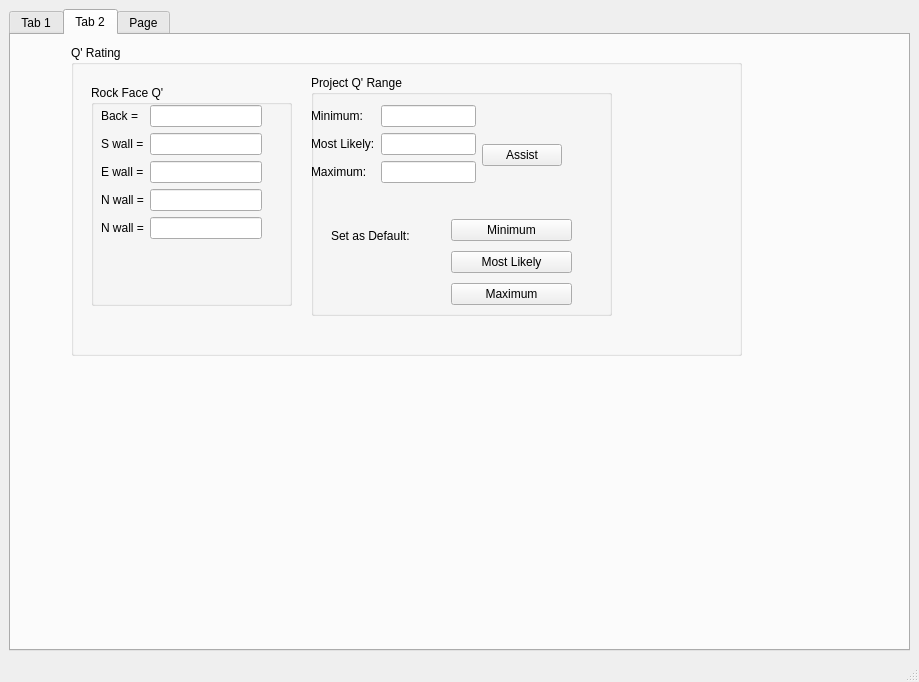
Old version of the form mining.ui in the repository amithreddy/ground-control-tool.
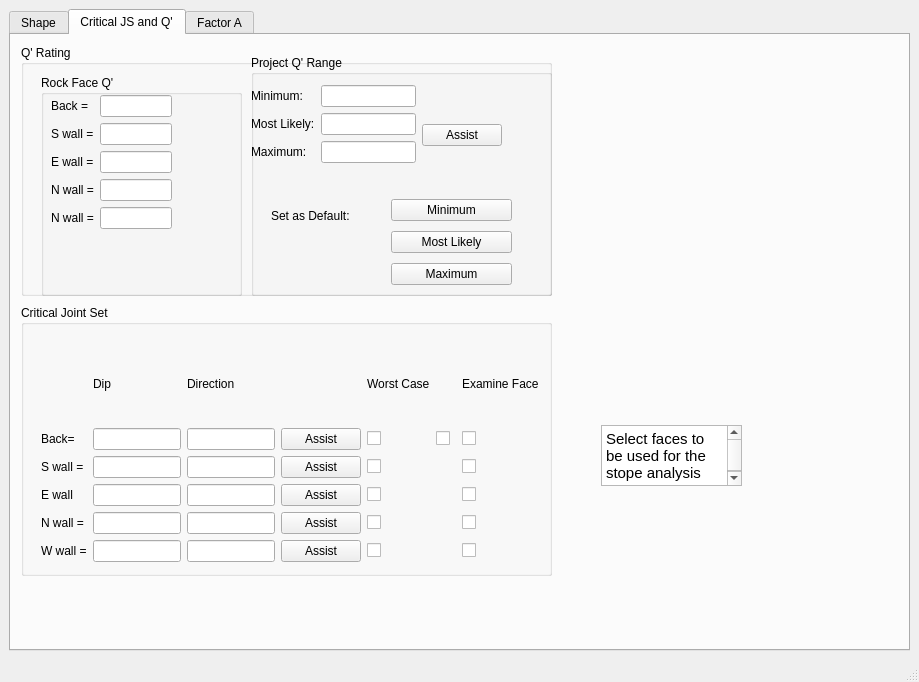
New version of the form. The open tabs and pages were chosen to show the change.

Commit message: Finished Critical JS and Q' tab

What changed in the file:
```diff
--- a/mining.ui
+++ b/mining.ui
@@ -27,7 +27,7 @@
         </property>
         <widget class="QWidget" name="Views">
          <attribute name="title">
-          <string>Tab 1</string>
+          <string>Shape</string>
          </attribute>
          <widget class="QWidget" name="layoutWidget">
           <property name="geometry">
@@ -96,15 +96,15 @@
         </widget>
         <widget class="QWidget" name="tab_2">
          <attribute name="title">
-          <string>Tab 2</string>
+          <string>Critical JS and Q'</string>
          </attribute>
          <widget class="QGroupBox" name="groupBox_3">
           <property name="geometry">
            <rect>
-            <x>60</x>
+            <x>10</x>
             <y>10</y>
-            <width>671</width>
-            <height>311</height>
+            <width>531</width>
+            <height>251</height>
            </rect>
           </property>
           <property name="title">
@@ -114,7 +114,7 @@
            <property name="geometry">
             <rect>
              <x>20</x>
-             <y>40</y>
+             <y>30</y>
              <width>201</width>
              <height>221</height>
             </rect>
@@ -127,7 +127,7 @@
              <rect>
               <x>10</x>
               <y>20</y>
-              <width>161</width>
+              <width>121</width>
               <height>167</height>
              </rect>
             </property>
@@ -188,8 +188,8 @@
           <widget class="QGroupBox" name="groupBox_2">
            <property name="geometry">
             <rect>
-             <x>240</x>
-             <y>30</y>
+             <x>230</x>
+             <y>10</y>
              <width>301</width>
              <height>241</height>
             </rect>
@@ -301,10 +301,323 @@
            </widget>
           </widget>
          </widget>
+         <widget class="QGroupBox" name="groupBox_4">
+          <property name="geometry">
+           <rect>
+            <x>10</x>
+            <y>270</y>
+            <width>531</width>
+            <height>271</height>
+           </rect>
+          </property>
+          <property name="title">
+           <string>Critical Joint Set</string>
+          </property>
+          <widget class="QLineEdit" name="lineEdit_20">
+           <property name="geometry">
+            <rect>
+             <x>250</x>
+             <y>293</y>
+             <width>63</width>
+             <height>27</height>
+            </rect>
+           </property>
+           <property name="text">
+            <string/>
+           </property>
+          </widget>
+          <widget class="QWidget" name="">
+           <property name="geometry">
+            <rect>
+             <x>20</x>
+             <y>40</y>
+             <width>498</width>
+             <height>217</height>
+            </rect>
+           </property>
+           <layout class="QGridLayout" name="gridLayout">
+            <item row="2" column="0">
+             <widget class="QLabel" name="label_15">
+              <property name="text">
+               <string>S wall =</string>
+              </property>
+             </widget>
+            </item>
+            <item row="0" column="1">
+             <widget class="QLabel" name="label_13">
+              <property name="text">
+               <string>Dip</string>
+              </property>
+             </widget>
+            </item>
+            <item row="3" column="1">
+             <widget class="QLineEdit" name="lineEdit_15">
+              <property name="text">
+               <string/>
+              </property>
+             </widget>
+            </item>
+            <item row="1" column="0">
+             <widget class="QLabel" name="label_12">
+              <property name="text">
+               <string>Back=</string>
+              </property>
+             </widget>
+            </item>
+            <item row="2" column="1">
+             <widget class="QLineEdit" name="lineEdit_13">
+              <property name="text">
+               <string/>
+              </property>
+             </widget>
+            </item>
+            <item row="1" column="3">
+             <widget class="QPushButton" name="pushButton_5">
+              <property name="text">
+               <string>Assist</string>
+              </property>
+             </widget>
+            </item>
+            <item row="5" column="3">
+             <widget class="QPushButton" name="pushButton_9">
+              <property name="text">
+               <string>Assist</string>
+              </property>
+             </widget>
+            </item>
+            <item row="2" column="6">
+             <widget class="QCheckBox" name="checkBox_10">
+              <property name="text">
+               <string/>
+              </property>
+             </widget>
+            </item>
+            <item row="1" column="1">
+             <widget class="QLineEdit" name="lineEdit_9">
+              <property name="text">
+               <string/>
+              </property>
+             </widget>
+            </item>
+            <item row="2" column="3">
+             <widget class="QPushButton" name="pushButton_6">
+              <property name="text">
+               <string>Assist</string>
+              </property>
+             </widget>
+            </item>
+            <item row="2" column="2">
+             <widget class="QLineEdit" name="lineEdit_14">
+              <property name="text">
+               <string/>
+              </property>
+             </widget>
+            </item>
+            <item row="1" column="4">
+             <widget class="QCheckBox" name="checkBox">
+              <property name="text">
+               <string/>
+              </property>
+             </widget>
+            </item>
+            <item row="4" column="0">
+             <widget class="QLabel" name="label_21">
+              <property name="text">
+               <string>N wall =</string>
+              </property>
+             </widget>
+            </item>
+            <item row="1" column="2">
+             <widget class="QLineEdit" name="lineEdit_10">
+              <property name="text">
+               <string/>
+              </property>
+             </widget>
+            </item>
+            <item row="1" column="6">
+             <widget class="QCheckBox" name="checkBox_9">
+              <property name="text">
+               <string/>
+              </property>
+             </widget>
+            </item>
+            <item row="5" column="0">
+             <widget class="QLabel" name="label_22">
+              <property name="text">
+               <string>W wall =</string>
+              </property>
+             </widget>
+            </item>
+            <item row="0" column="4">
+             <widget class="QLabel" name="label_24">
+              <property name="text">
+               <string>Worst Case</string>
+              </property>
+             </widget>
+            </item>
+            <item row="3" column="0">
+             <widget class="QLabel" name="label_20">
+              <property name="text">
+               <string>E wall</string>
+              </property>
+             </widget>
+            </item>
+            <item row="2" column="4">
+             <widget class="QCheckBox" name="checkBox_2">
+              <property name="text">
+               <string/>
+              </property>
+             </widget>
+            </item>
+            <item row="4" column="3">
+             <widget class="QPushButton" name="pushButton_8">
+              <property name="text">
+               <string>Assist</string>
+              </property>
+             </widget>
+            </item>
+            <item row="5" column="1">
+             <widget class="QLineEdit" name="lineEdit_17">
+              <property name="text">
+               <string/>
+              </property>
+             </widget>
+            </item>
+            <item row="4" column="2">
+             <widget class="QLineEdit" name="lineEdit_19">
+              <property name="text">
+               <string/>
+              </property>
+             </widget>
+            </item>
+            <item row="3" column="2">
+             <widget class="QLineEdit" name="lineEdit_18">
+              <property name="text">
+               <string/>
+              </property>
+             </widget>
+            </item>
+            <item row="3" column="3">
+             <widget class="QPushButton" name="pushButton_7">
+              <property name="text">
+               <string>Assist</string>
+              </property>
+             </widget>
+            </item>
+            <item row="0" column="2">
+             <widget class="QLabel" name="label_14">
+              <property name="text">
+               <string>Direction</string>
+              </property>
+             </widget>
+            </item>
+            <item row="4" column="4">
+             <widget class="QCheckBox" name="checkBox_6">
+              <property name="text">
+               <string/>
+              </property>
+             </widget>
+            </item>
+            <item row="5" column="2">
+             <widget class="QLineEdit" name="lineEdit_22">
+              <property name="text">
+               <string/>
+              </property>
+             </widget>
+            </item>
+            <item row="4" column="1">
+             <widget class="QLineEdit" name="lineEdit_16">
+              <property name="text">
+               <string/>
+              </property>
+             </widget>
+            </item>
+            <item row="5" column="4">
+             <widget class="QCheckBox" name="checkBox_7">
+              <property name="text">
+               <string/>
+              </property>
+             </widget>
+            </item>
+            <item row="3" column="4">
+             <widget class="QCheckBox" name="checkBox_5">
+              <property name="text">
+               <string/>
+              </property>
+             </widget>
+            </item>
+            <item row="3" column="6">
+             <widget class="QCheckBox" name="checkBox_11">
+              <property name="text">
+               <string/>
+              </property>
+             </widget>
+            </item>
+            <item row="4" column="6">
+             <widget class="QCheckBox" name="checkBox_12">
+              <property name="text">
+               <string/>
+              </property>
+             </widget>
+            </item>
+            <item row="5" column="6">
+             <widget class="QCheckBox" name="checkBox_13">
+              <property name="text">
+               <string/>
+              </property>
+             </widget>
+            </item>
+            <item row="2" column="5">
+             <spacer name="horizontalSpacer">
+              <property name="orientation">
+               <enum>Qt::Horizontal</enum>
+              </property>
+              <property name="sizeHint" stdset="0">
+               <size>
+                <width>40</width>
+                <height>20</height>
+               </size>
+              </property>
+             </spacer>
+            </item>
+            <item row="1" column="5">
+             <widget class="QCheckBox" name="checkBox_8">
+              <property name="text">
+               <string/>
+              </property>
+             </widget>
+            </item>
+            <item row="0" column="6">
+             <widget class="QLabel" name="label_43">
+              <property name="text">
+               <string>Examine Face</string>
+              </property>
+             </widget>
+            </item>
+           </layout>
+          </widget>
+         </widget>
+         <widget class="QTextBrowser" name="textBrowser">
+          <property name="geometry">
+           <rect>
+            <x>590</x>
+            <y>390</y>
+            <width>141</width>
+            <height>61</height>
+           </rect>
+          </property>
+          <property name="html">
+           <string>&lt;!DOCTYPE HTML PUBLIC &quot;-//W3C//DTD HTML 4.0//EN&quot; &quot;http://www.w3.org/TR/REC-html40/strict.dtd&quot;&gt;
+&lt;html&gt;&lt;head&gt;&lt;meta name=&quot;qrichtext&quot; content=&quot;1&quot; /&gt;&lt;style type=&quot;text/css&quot;&gt;
+p, li { white-space: pre-wrap; }
+&lt;/style&gt;&lt;/head&gt;&lt;body style=&quot; font-family:'Ubuntu'; font-size:11pt; font-weight:400; font-style:normal;&quot;&gt;
+&lt;p style=&quot; margin-top:0px; margin-bottom:0px; margin-left:0px; margin-right:0px; -qt-block-indent:0; text-indent:0px;&quot;&gt;Select faces to be used for the stope analysis&lt;/p&gt;&lt;/body&gt;&lt;/html&gt;</string>
+          </property>
+         </widget>
         </widget>
         <widget class="QWidget" name="tab_3">
          <attribute name="title">
-          <string>Page</string>
+          <string>Factor A</string>
          </attribute>
         </widget>
        </widget>
```
Left out of the diff: 8 changed lines with no effect on the pictures. The commit also changes 1 other file.
